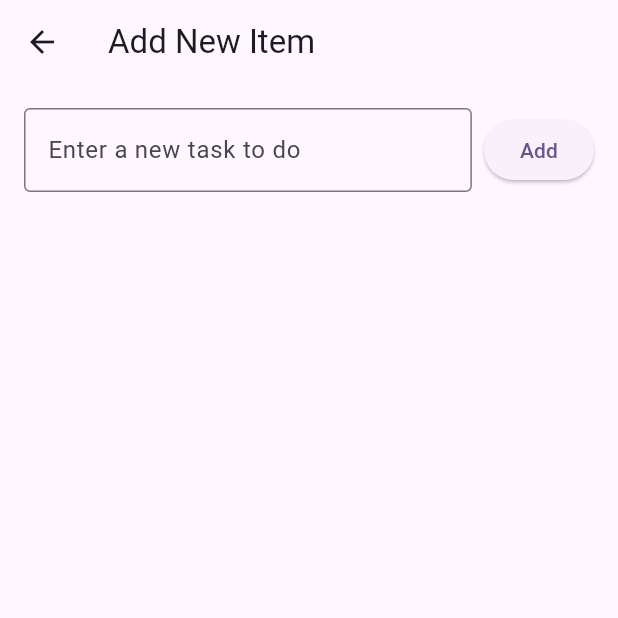
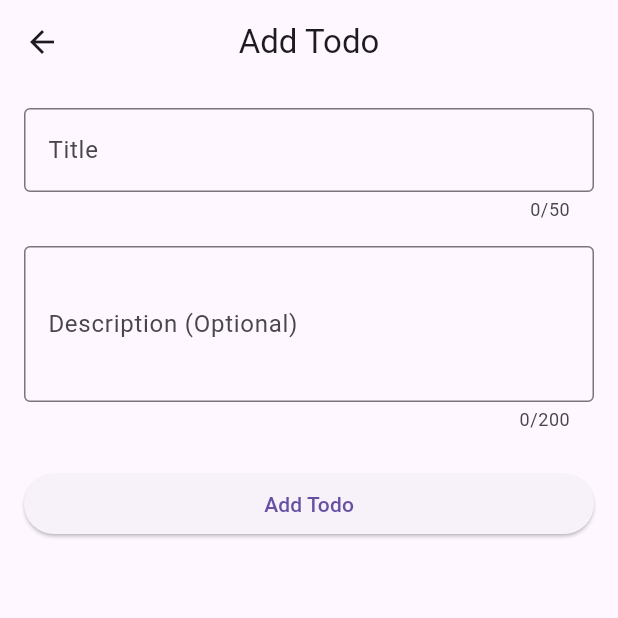
Before and after one commit to vipermark7/flutter-todos, a Flutter app: the screen it shows after launch, after a tap on the "add" icon, on a phone screen of 412 x 824 dp, the top half of it. Run offline on Flutter 3.47's test engine with Material 3 defaults, Android fonts, the phone set to English and light mode, and no system bars; our stand-ins replace sqflite, sqflite_common_ffi_web; accounts and stored records are empty.

Commit message:
reverting to previous commit

```diff
--- a/app/lib/main.dart
+++ b/app/lib/main.dart
@@ -1,111 +1,26 @@
 import 'package:flutter/material.dart';
+import 'package:provider/provider.dart';
+import '../providers/todo_provider.dart';
+import 'screens/todo_list_screen.dart';
 
 void main() {
-  runApp(const MyApp());
+  runApp(const TodoApp());
 }
 
-class MyApp extends StatelessWidget {
-  const MyApp({super.key});
+class TodoApp extends StatelessWidget {
+  const TodoApp({Key? key}) : super(key: key);
 
   @override
   Widget build(BuildContext context) {
-    return MaterialApp(
-      title: 'Flutter Demo',
-      theme: ThemeData(
-        colorScheme: ColorScheme.fromSeed(seedColor: Colors.deepPurple),
-        useMaterial3: true,
-      ),
-      home: const MyHomePage(title: 'Flutter Demo Home Page'),
-    );
-  }
-}
-
-class MyHomePage extends StatefulWidget {
-  const MyHomePage({super.key, required this.title});
-
-  final String title;
-
-  @override
-  State<MyHomePage> createState() => _MyHomePageState();
-}
-
-class _MyHomePageState extends State<MyHomePage> {
-  @override
-  Widget build(BuildContext context) {
-    final List<String> items = ['Welcome! Enter an item into your to-do list.'];
-
-    return Scaffold(
-      appBar: AppBar(
-        backgroundColor: Theme.of(context).colorScheme.inversePrimary,
-        title: Text(widget.title),
-      ),
-      body: ListView.builder(
-        itemCount: items.length,
-        itemBuilder: (context, index) {
-          return ListTile(
-            title: Text(items[index]),
-          );
-        },
-      ),
-      floatingActionButton: FloatingActionButton(
-        onPressed: () {
-          _navigateToNewScreen(context);
-        },
-        tooltip: 'Add',
-        child: const Icon(Icons.add),
-      ),
-    );
-  }
-
-  void _navigateToNewScreen(BuildContext context) {
-    Navigator.of(context).push(
-      MaterialPageRoute(builder: (context) => AddItemView())
-    );
-  }
-}
-
-class AddItemView extends StatelessWidget {
-  AddItemView({super.key});
-
-  final TextEditingController _controller = TextEditingController();
-
-  @override
-  Widget build(BuildContext context) {
-    return Scaffold(
-      appBar: AppBar(title: const Text('Add New Item')),
-      body: Padding(
-        padding: const EdgeInsets.all(16.0),
-        child: Row(
-          children: [
-            // Expanded TextField allows for dynamic resizing
-            Expanded(
-              child: TextField(
-                controller: _controller,
-                decoration: const InputDecoration(
-                  border: OutlineInputBorder(),
-                  hintText: 'Enter a new task to do',
-                ),
-              ),
-            ),
-            const SizedBox(width: 8),
-            ElevatedButton(
-              onPressed: () {
-                final text = _controller.text;
-                if (text.isNotEmpty) {
-                  ScaffoldMessenger.of(context).showSnackBar(
-                    SnackBar(content: Text('Added: $text')),
-                  );
-                  _controller.clear();
-                } else {
-                  ScaffoldMessenger.of(context).showSnackBar(
-                    const SnackBar(content: Text('Please enter a task')),
-                  );
-                }
-              },
-              child: const Text('Add'),
-            ),
-          ],
+    return ChangeNotifierProvider(
+      create: (context) => TodoProvider(),
+      child: MaterialApp(
+        title: 'Todo List',
+        theme: ThemeData(
+          primarySwatch: Colors.blue,
+          visualDensity: VisualDensity.adaptivePlatformDensity,
         ),
+        home: const TodoListScreen(),
       ),
     );
   }
--- /dev/null
+++ b/app/lib/models/todo.dart
@@ -0,0 +1,31 @@
+class TodoModel {
+  int? id;
+  String title;
+  String description;
+  DateTime createdAt;
+
+  TodoModel(
+      {this.id,
+      required this.title,
+      this.description = '',
+      DateTime? createdAt})
+      : createdAt = createdAt ?? DateTime.now();
+
+  Map<String, dynamic> toMap() {
+    return {
+      'id': id,
+      'title': title,
+      'description': description,
+      'createdAt': createdAt.toIso8601String(),
+    };
+  }
+
+  factory TodoModel.fromMap(Map<String, dynamic> map) {
+    return TodoModel(
+      id: map['id'],
+      title: map['title'],
+      description: map['description'] ?? '',
+      createdAt: DateTime.parse(map['createdAt']),
+    );
+  }
+}
--- /dev/null
+++ b/app/lib/providers/todo_provider.dart
@@ -0,0 +1,30 @@
+import 'package:flutter/material.dart';
+import '../models/todo.dart';
+import '../services/database_service.dart';
+
+class TodoProvider with ChangeNotifier {
+  List<TodoModel> _todos = [];
+  final DatabaseService _databaseService = DatabaseService();
+
+  List<TodoModel> get todos => _todos;
+
+  Future<void> fetchTodos() async {
+    _todos = await _databaseService.getTodos();
+    notifyListeners();
+  }
+
+  Future<void> addTodo(TodoModel todo) async {
+    await _databaseService.insertTodo(todo);
+    await fetchTodos();
+  }
+
+  Future<void> updateTodo(TodoModel todo) async {
+    await _databaseService.updateTodo(todo);
+    await fetchTodos();
+  }
+
+  Future<void> deleteTodo(int id) async {
+    await _databaseService.deleteTodo(id);
+    await fetchTodos();
+  }
+}
--- /dev/null
+++ b/app/lib/screens/add_edit_todo_screen.dart
@@ -0,0 +1,112 @@
+// ignore_for_file: library_private_types_in_public_api
+import 'package:flutter/material.dart';
+import 'package:provider/provider.dart';
+import '../models/todo.dart';
+import '../providers/todo_provider.dart';
+
+class AddEditTodoScreen extends StatefulWidget {
+  final TodoModel? existingTodo;
+
+  const AddEditTodoScreen({Key? key, this.existingTodo}) : super(key: key);
+
+  @override
+  _AddEditTodoScreenState createState() => _AddEditTodoScreenState();
+}
+
+class _AddEditTodoScreenState extends State<AddEditTodoScreen> {
+  final _formKey = GlobalKey<FormState>();
+  late String _title;
+  late String _description;
+
+  @override
+  void initState() {
+    super.initState();
+    // Initialize with existing todo data if editing
+    _title = widget.existingTodo?.title ?? '';
+    _description = widget.existingTodo?.description ?? '';
+  }
+
+  void _submitForm() {
+    if (_formKey.currentState!.validate()) {
+      _formKey.currentState!.save();
+
+      final todoProvider = Provider.of<TodoProvider>(context, listen: false);
+
+      if (widget.existingTodo == null) {
+        // Add new todo
+        todoProvider.addTodo(
+          TodoModel(
+            title: _title,
+            description: _description,
+          ),
+        );
+      } else {
+        // Update existing todo
+        todoProvider.updateTodo(
+          TodoModel(
+            id: widget.existingTodo!.id,
+            title: _title,
+            description: _description,
+            createdAt: widget.existingTodo!.createdAt,
+          ),
+        );
+      }
+
+      // Return to previous screen
+      Navigator.pop(context);
+    }
+  }
+
+  @override
+  Widget build(BuildContext context) {
+    return Scaffold(
+      appBar: AppBar(
+        title: Text(widget.existingTodo == null ? 'Add Todo' : 'Edit Todo'),
+        centerTitle: true,
+      ),
+      body: Padding(
+        padding: const EdgeInsets.all(16.0),
+        child: Form(
+          key: _formKey,
+          child: Column(
+            crossAxisAlignment: CrossAxisAlignment.stretch,
+            children: [
+              TextFormField(
+                initialValue: _title,
+                decoration: const InputDecoration(
+                  labelText: 'Title',
+                  border: OutlineInputBorder(),
+                ),
+                validator: (value) {
+                  if (value == null || value.isEmpty) {
+                    return 'Please enter a title';
+                  }
+                  return null;
+                },
+                onSaved: (value) => _title = value!,
+                maxLength: 50,
+              ),
+              const SizedBox(height: 16),
+              TextFormField(
+                initialValue: _description,
+                decoration: const InputDecoration(
+                  labelText: 'Description (Optional)',
+                  border: OutlineInputBorder(),
+                ),
+                maxLines: 3,
+                maxLength: 200,
+                onSaved: (value) => _description = value ?? '',
+              ),
+              const SizedBox(height: 24),
+              ElevatedButton(
+                onPressed: _submitForm,
+                child: Text(
+                    widget.existingTodo == null ? 'Add Todo' : 'Update Todo'),
+              ),
+            ],
+          ),
+        ),
+      ),
+    );
+  }
+}
--- /dev/null
+++ b/app/lib/screens/todo_list_screen.dart
@@ -0,0 +1,141 @@
+// ignore_for_file: library_private_types_in_public_api
+import 'package:flutter/material.dart';
+import 'package:provider/provider.dart';
+import 'package:todo_list_app/screens/add_edit_todo_screen.dart';
+import '../providers/todo_provider.dart';
+
+class TodoListScreen extends StatefulWidget {
+  const TodoListScreen({Key? key}) : super(key: key);
+
+  @override
+  _TodoListScreenState createState() => _TodoListScreenState();
+}
+
+class _TodoListScreenState extends State<TodoListScreen> {
+  @override
+  void initState() {
+    super.initState();
+    // Fetch todos on load
+    WidgetsBinding.instance.addPostFrameCallback((_) {
+      Provider.of<TodoProvider>(context, listen: false).fetchTodos();
+    });
+  }
+
+  @override
+  Widget build(BuildContext context) {
+    return Scaffold(
+      appBar: AppBar(
+        title: const Text('Todo List'),
+        centerTitle: true,
+      ),
+      body: Consumer<TodoProvider>(
+        builder: (context, todoProvider, child) {
+          if (todoProvider.todos.isEmpty) {
+            return const Center(
+              child: Column(
+                mainAxisAlignment: MainAxisAlignment.center,
+                children: [
+                  Text(
+                    'No todos yet!',
+                    style: TextStyle(
+                      fontSize: 24,
+                      color: Colors.grey,
+                    ),
+                  ),
+                  SizedBox(height: 10),
+                  Text(
+                    'Tap the + button to add a new todo',
+                    style: TextStyle(
+                      fontSize: 16,
+                      color: Colors.grey,
+                    ),
+                  ),
+                ],
+              ),
+            );
+          }
+
+          return ListView.builder(
+            itemCount: todoProvider.todos.length,
+            itemBuilder: (context, index) {
+              final todo = todoProvider.todos[index];
+
+              return Dismissible(
+                key: Key(todo.id.toString()),
+                background: Container(
+                  color: Colors.red,
+                  alignment: Alignment.centerRight,
+                  padding: const EdgeInsets.only(right: 20),
+                  child: const Icon(
+                    Icons.delete,
+                    color: Colors.white,
+                  ),
+                ),
+                confirmDismiss: (direction) async {
+                  return await showDialog(
+                    context: context,
+                    builder: (BuildContext context) {
+                      return AlertDialog(
+                        title: const Text('Delete Todo'),
+                        content: const Text(
+                            'Are you sure you want to delete this todo?'),
+                        actions: <Widget>[
+                          TextButton(
+                            onPressed: () => Navigator.of(context).pop(false),
+                            child: const Text('Cancel'),
+                          ),
+                          TextButton(
+                            onPressed: () => Navigator.of(context).pop(true),
+                            child: const Text('Delete'),
+                          ),
+                        ],
+                      );
+                    },
+                  );
+                },
+                onDismissed: (direction) {
+                  Provider.of<TodoProvider>(context, listen: false)
+                      .deleteTodo(todo.id!);
+                },
+                child: ListTile(
+                  title: Text(
+                    todo.title,
+                    style: const TextStyle(
+                      fontWeight: FontWeight.bold,
+                    ),
+                  ),
+                  subtitle: Text(
+                    todo.description,
+                    maxLines: 1,
+                    overflow: TextOverflow.ellipsis,
+                  ),
+                  onTap: () {
+                    Navigator.push(
+                      context,
+                      MaterialPageRoute(
+                        builder: (context) =>
+                            AddEditTodoScreen(existingTodo: todo),
+                      ),
+                    );
+                  },
+                ),
+              );
+            },
+          );
+        },
+      ),
+      floatingActionButton: FloatingActionButton(
+        onPressed: () {
+          // Navigate to add todo screen
+          Navigator.push(
+            context,
+            MaterialPageRoute(
+              builder: (context) => const AddEditTodoScreen(),
+            ),
+          );
+        },
+        child: const Icon(Icons.add),
+      ),
+    );
+  }
+}
--- /dev/null
+++ b/app/lib/services/database_service.dart
@@ -0,0 +1,75 @@
+import 'package:sqflite_common_ffi_web/sqflite_ffi_web.dart';
+import 'package:sqflite/sqflite.dart';
+import '../models/todo.dart';
+
+class DatabaseService {
+  static final DatabaseService _instance = DatabaseService._internal();
+  static Database? _database;
+
+  factory DatabaseService() {
+    return _instance;
+  }
+
+  DatabaseService._internal();
+
+  Future<Database> get database async {
+    if (_database != null) return _database!;
+    _database = await _initDatabase();
+    return _database!;
+  }
+
+  Future<Database> _initDatabase() async {
+    databaseFactory = databaseFactoryFfiWeb;
+    String path = "../database.db";
+
+    return await openDatabase(
+      path,
+      version: 1,
+      onCreate: (db, version) {
+        return db.execute(
+          'CREATE TABLE todos(id INTEGER PRIMARY KEY AUTOINCREMENT, title TEXT, description TEXT, createdAt TEXT)',
+        );
+      },
+    );
+  }
+
+  Future<int> insertTodo(TodoModel todo) async {
+    final db = await database;
+    return await db.insert(
+      'todos',
+      todo.toMap(),
+      conflictAlgorithm: ConflictAlgorithm.replace,
+    );
+  }
+
+  Future<List<TodoModel>> getTodos() async {
+    final db = await database;
+    final List<Map<String, dynamic>> maps = await db.query(
+      'todos',
+      orderBy: 'createdAt DESC',
+    );
+
+    return List.generate(maps.length, (i) {
+      return TodoModel.fromMap(maps[i]);
+    });
+  }
+
+  Future<int> updateTodo(TodoModel todo) async {
+    final db = await database;
+    return await db.update(
+      'todos',
+      todo.toMap(),
+      where: 'id = ?',
+      whereArgs: [todo.id],
+    );
+  }
+
+  Future<int> deleteTodo(int id) async {
+    final db = await database;
+    return await db.delete(
+      'todos',
+      where: 'id = ?',
+      whereArgs: [id],
+    );
+  }
+}
```
Also changed, not shown: app/lib/views/list_all_items.dart (added, +21 -0 lines), app/pubspec.yaml (+9 -77 lines), 4 other files.
